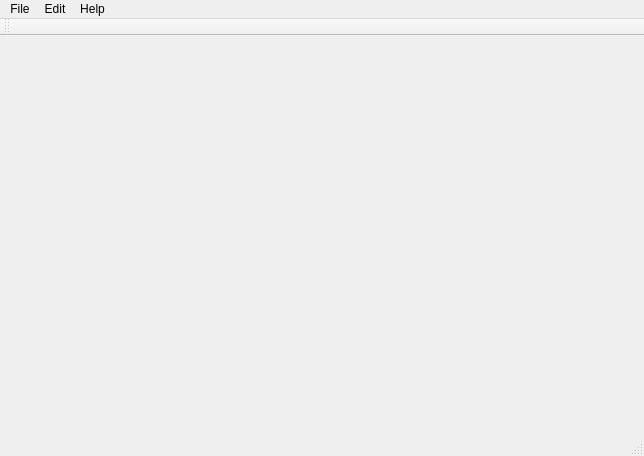
Above: mainwindow.ui from abnd90/pygtsks before the change. Below: the same form after it.
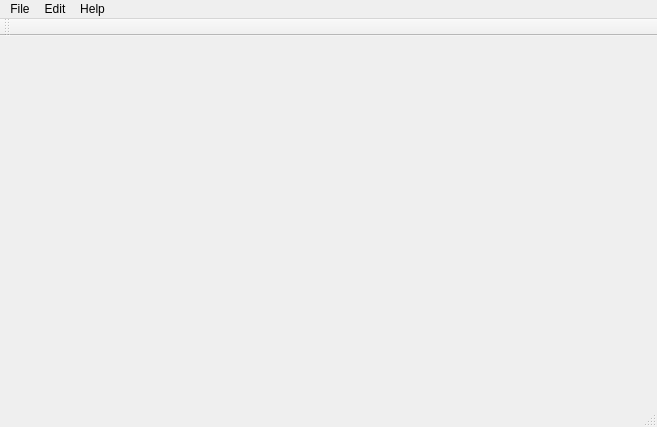
That is the form after the change.

```diff
--- a/mainwindow.ui
+++ b/mainwindow.ui
@@ -6,8 +6,8 @@
    <rect>
     <x>0</x>
     <y>0</y>
-    <width>644</width>
-    <height>456</height>
+    <width>657</width>
+    <height>427</height>
    </rect>
   </property>
   <property name="windowTitle">
@@ -21,7 +21,7 @@
     <rect>
      <x>0</x>
      <y>0</y>
-     <width>644</width>
+     <width>657</width>
      <height>22</height>
     </rect>
    </property>
```
